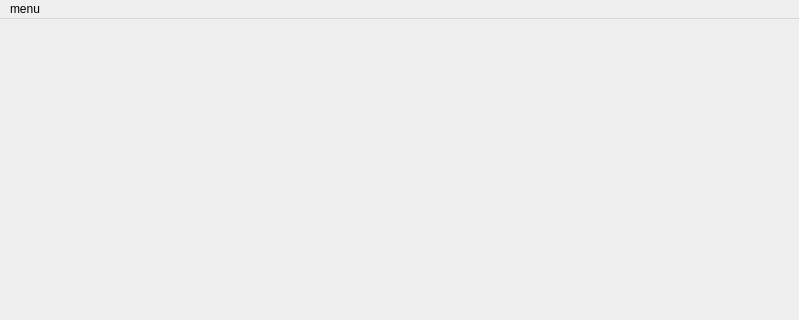
First picture: the form in PurchaseManager.ui, repository DanielReker/PurchaseManager, before the edit; both pictures show x 0 to 799 and y 0 to 320 of the 799 by 600 pixel window.
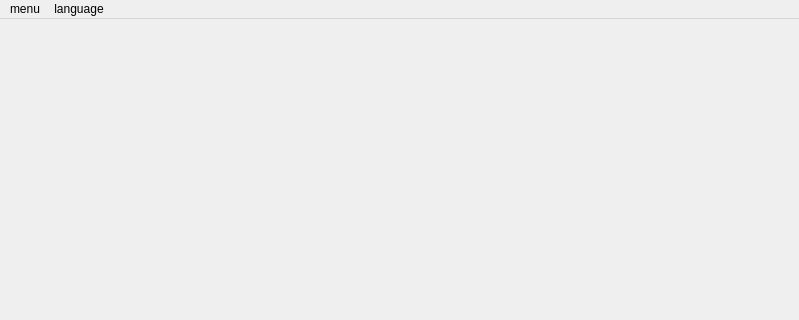
Second picture: the form after the edit.

Commit message: Dynamic language switching added

Patch:
```diff
--- a/PurchaseManager.ui
+++ b/PurchaseManager.ui
@@ -201,7 +201,13 @@
     <addaction name="separator"/>
     <addaction name="actionQuit"/>
    </widget>
+   <widget class="QMenu" name="menuLanguage">
+    <property name="title">
+     <string>language</string>
+    </property>
+   </widget>
    <addaction name="menuMenu"/>
+   <addaction name="menuLanguage"/>
   </widget>
   <widget class="QStatusBar" name="statusBar"/>
   <action name="actionSettings">
```
The commit also changes 9 other files.
